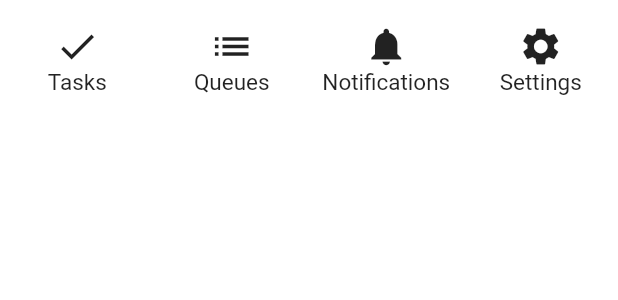
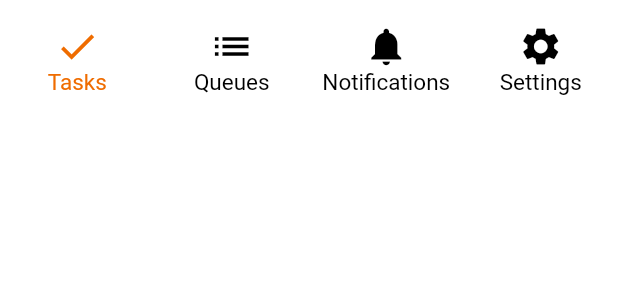
Before and after one commit to InnoQueue/Mobile, a Flutter app: the BottomBar widget shown alone on an empty page, opened directly, on a phone screen of 412 x 824 dp. Shown: the top 300 px of the screen. Run offline on Flutter 3.47's test engine with Material 2 defaults, Android fonts, the phone set to English and light mode, and no system bars; our stand-ins replace auto_route, bloc, dio, flutter_bloc, flutter_switch, freezed_annotation and 5 more; missing offline and left inert: flex_color_picker; accounts and stored records are empty; network calls fail.

Commit message:
added color to bottom bar, updated queue details design #2

```diff
--- a/lib/features/home/widgets/bottom_bar.dart
+++ b/lib/features/home/widgets/bottom_bar.dart
@@ -3,8 +3,47 @@ import 'package:flutter/material.dart';
 import 'package:inno_queue/routes/app_router.dart';
 part 'bottom_bar_item.dart';
 
-class BottomBar extends StatelessWidget {
+class BottomBar extends StatefulWidget {
   const BottomBar({Key? key}) : super(key: key);
+
+  @override
+  State<BottomBar> createState() => _BottomBarState();
+}
+
+class _BottomBarState extends State<BottomBar> {
+  List<_BottomBarItem> _items = [];
+
+  @override
+  void initState() {
+    super.initState();
+    _items = [
+      _BottomBarItem(
+        leadingIcon: Icons.done,
+        title: 'Tasks',
+        route: const TasksRoute(),
+        active: true,
+        key: GlobalKey<_BottomBarItemState>(),
+      ),
+      _BottomBarItem(
+        leadingIcon: Icons.list,
+        title: 'Queues',
+        route: const QueuesRoute(),
+        key: GlobalKey<_BottomBarItemState>(),
+      ),
+      _BottomBarItem(
+        leadingIcon: Icons.notifications,
+        title: 'Notifications',
+        route: const NotificationsRoute(),
+        key: GlobalKey<_BottomBarItemState>(),
+      ),
+      _BottomBarItem(
+        leadingIcon: Icons.settings,
+        title: 'Settings',
+        route: const SettingsRoute(),
+        key: GlobalKey<_BottomBarItemState>(),
+      ),
+    ];
+  }
 
   @override
   Widget build(BuildContext context) {
@@ -13,26 +52,13 @@ class BottomBar extends StatelessWidget {
     );
   }
 
-  static final _items = [
-    const _BottomBarItem(
-      leadingIcon: Icon(Icons.done, size: 30),
-      title: 'Tasks',
-      route: TasksRoute(),
-    ),
-    const _BottomBarItem(
-      leadingIcon: Icon(Icons.list, size: 30),
-      title: 'Queues',
-      route: QueuesRoute(),
-    ),
-    const _BottomBarItem(
-      leadingIcon: Icon(Icons.notifications, size: 30),
-      title: 'Notifications',
-      route: NotificationsRoute(),
-    ),
-    const _BottomBarItem(
-      leadingIcon: Icon(Icons.settings, size: 30),
-      title: 'Settings',
-      route: SettingsRoute(),
-    ),
-  ];
+  void setActive(_BottomBarItem item) {
+    setState(() {
+      for (_BottomBarItem element in _items) {
+        (element.key as GlobalKey<_BottomBarItemState>)
+            .currentState!
+            .setAtive(item == element);
+      }
+    });
+  }
 }
--- a/lib/features/home/widgets/bottom_bar_item.dart
+++ b/lib/features/home/widgets/bottom_bar_item.dart
@@ -1,16 +1,32 @@
 part of 'bottom_bar.dart';
 
-class _BottomBarItem extends StatelessWidget {
-  const _BottomBarItem({
+class _BottomBarItem extends StatefulWidget {
+  _BottomBarItem({
     required this.title,
     required this.leadingIcon,
     required this.route,
+    this.active = false,
     Key? key,
   }) : super(key: key);
 
   final String title;
-  final Icon leadingIcon;
+  final IconData leadingIcon;
   final PageRouteInfo? route;
+
+  bool active;
+
+  @override
+  State<_BottomBarItem> createState() => _BottomBarItemState();
+}
+
+class _BottomBarItemState extends State<_BottomBarItem> {
+  late bool _active;
+
+  @override
+  void initState() {
+    super.initState();
+    _active = widget.active;
+  }
 
   @override
   Widget build(BuildContext context) {
@@ -22,10 +38,15 @@ class _BottomBarItem extends StatelessWidget {
           child: Column(
             mainAxisAlignment: MainAxisAlignment.center,
             children: [
-              leadingIcon,
+              Icon(
+                widget.leadingIcon,
+                size: 30,
+                color: _active ? Colors.orange.shade800 : Colors.black,
+              ),
               Text(
-                title,
-                style: const TextStyle(
+                widget.title,
+                style: TextStyle(
+                  color: _active ? Colors.orange.shade800 : Colors.black,
                   fontSize: 15,
                 ),
               )
@@ -39,15 +60,22 @@ class _BottomBarItem extends StatelessWidget {
 
   Future<PageRouteInfo> buildPageAsync() async {
     return Future.microtask(() {
-      return route!;
+      return widget.route!;
     });
   }
 
   void _onTap(BuildContext _) async {
+    _.findAncestorStateOfType<_BottomBarState>()!.setActive(widget);
     var page = await buildPageAsync();
-    if (route != null) {
+    if (widget.route != null) {
       _.router.root.pop();
       _.router.popAndPush(page);
     }
   }
+
+  void setAtive(bool active) {
+    setState(() {
+      _active = active;
+    });
+  }
 }
--- a/lib/features/queues/page/queues_page.dart
+++ b/lib/features/queues/page/queues_page.dart
@@ -30,12 +30,10 @@ class _QueuesPageState extends State<QueuesPage> {
       builder: (context, state) {
         return state.when(
           initial: () {
-            print('hereeeeeeee');
             return const Center(
                 child: CircularProgressIndicator(color: Colors.grey));
           },
           dataLoaded: (active, frozen) {
-            print(frozen.length);
             return SafeArea(
                 child: Container(
               alignment: Alignment.topCenter,
--- a/lib/main.dart
+++ b/lib/main.dart
@@ -43,7 +43,7 @@ class _MyAppState extends State<MyApp> {
             _router,
             navigatorObservers: () => [
               AutoRouteObserver(),
-              LoggingRouteObserver(),
+              //LoggingRouteObserver(),
             ],
           ),
           routeInformationParser: _router.defaultRouteParser()),
```
Also changed, not shown: lib/features/queue_details/page/queue_details_page.dart (+11 -5 lines).
